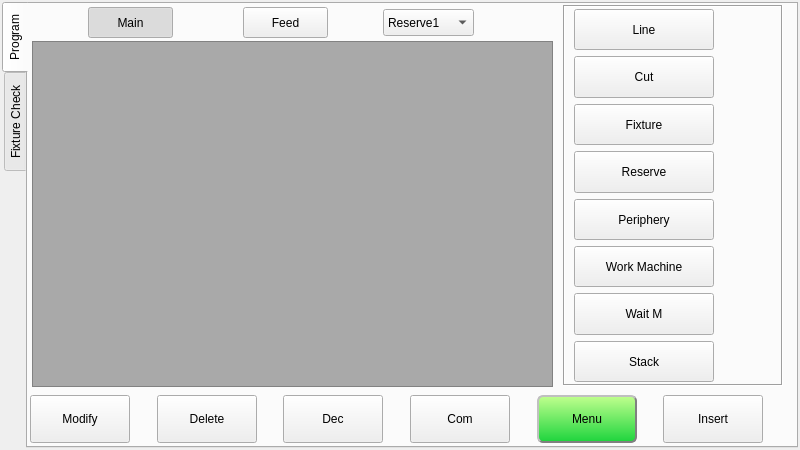
The window that hcinstruction/ichcinstructionpageframe_8.ui (GaussCheng/2-5AxisPunch) describes before a commit, drawn with Qt 5.
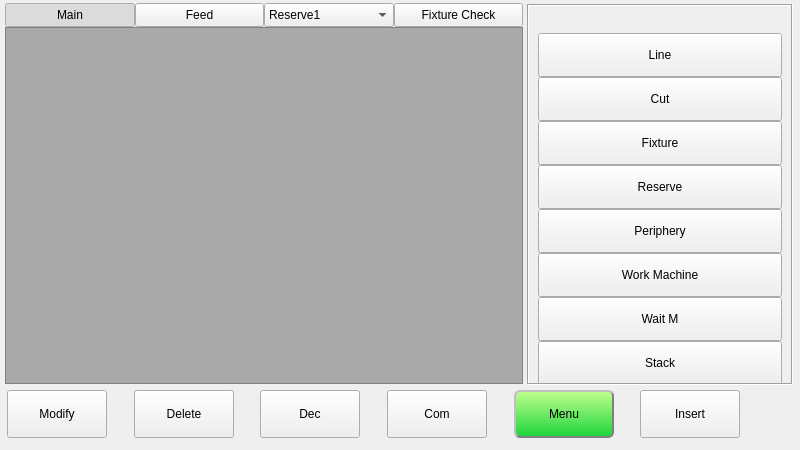
The same window after the commit. Icons and pictures are not drawn. Custom widgets are drawn as their Qt base class.

```diff
--- a/hcinstruction/ichcinstructionpageframe_8.ui
+++ b/hcinstruction/ichcinstructionpageframe_8.ui
@@ -27,30 +27,24 @@
   <property name="frameShadow">
    <enum>QFrame::Plain</enum>
   </property>
-  <widget class="QTabWidget" name="tabWidget">
+  <widget class="QStackedWidget" name="stackedWidget">
    <property name="geometry">
     <rect>
-     <x>2</x>
-     <y>2</y>
-     <width>796</width>
-     <height>446</height>
+     <x>5</x>
+     <y>3</y>
+     <width>790</width>
+     <height>451</height>
     </rect>
    </property>
-   <property name="tabPosition">
-    <enum>QTabWidget::West</enum>
-   </property>
    <property name="currentIndex">
     <number>0</number>
    </property>
-   <widget class="QWidget" name="tab_3">
-    <attribute name="title">
-     <string>Program</string>
-    </attribute>
+   <widget class="QWidget" name="stackedWidgetPage1">
     <widget class="QToolButton" name="insertToolButton">
      <property name="geometry">
       <rect>
        <x>635</x>
-       <y>391</y>
+       <y>387</y>
        <width>100</width>
        <height>48</height>
       </rect>
@@ -82,7 +76,7 @@
      <property name="geometry">
       <rect>
        <x>255</x>
-       <y>391</y>
+       <y>387</y>
        <width>100</width>
        <height>48</height>
       </rect>
@@ -117,7 +111,7 @@
      <property name="geometry">
       <rect>
        <x>382</x>
-       <y>391</y>
+       <y>387</y>
        <width>100</width>
        <height>48</height>
       </rect>
@@ -152,7 +146,7 @@
      <property name="geometry">
       <rect>
        <x>509</x>
-       <y>391</y>
+       <y>387</y>
        <width>100</width>
        <height>48</height>
       </rect>
@@ -185,7 +179,7 @@
      <property name="geometry">
       <rect>
        <x>2</x>
-       <y>391</y>
+       <y>387</y>
        <width>100</width>
        <height>48</height>
       </rect>
@@ -217,7 +211,7 @@
      <property name="geometry">
       <rect>
        <x>129</x>
-       <y>391</y>
+       <y>387</y>
        <width>100</width>
        <height>48</height>
       </rect>
@@ -248,30 +242,18 @@
     <widget class="QStackedWidget" name="settingStackedWidget">
      <property name="geometry">
       <rect>
-       <x>535</x>
+       <x>522</x>
        <y>1</y>
-       <width>220</width>
+       <width>266</width>
        <height>381</height>
       </rect>
      </property>
      <property name="sizePolicy">
-      <sizepolicy hsizetype="Fixed" vsizetype="Preferred">
+      <sizepolicy hsizetype="Preferred" vsizetype="Preferred">
        <horstretch>0</horstretch>
        <verstretch>0</verstretch>
       </sizepolicy>
      </property>
-     <property name="minimumSize">
-      <size>
-       <width>220</width>
-       <height>0</height>
-      </size>
-     </property>
-     <property name="maximumSize">
-      <size>
-       <width>220</width>
-       <height>16777215</height>
-      </size>
-     </property>
      <property name="frameShape">
       <enum>QFrame::Box</enum>
      </property>
@@ -283,12 +265,31 @@
      </property>
      <widget class="QWidget" name="actionSelectPage">
       <layout class="QVBoxLayout" name="verticalLayout_3">
+       <property name="spacing">
+        <number>4</number>
+       </property>
        <property name="topMargin">
         <number>2</number>
        </property>
        <property name="bottomMargin">
         <number>2</number>
        </property>
+       <item>
+        <spacer name="verticalSpacer">
+         <property name="orientation">
+          <enum>Qt::Vertical</enum>
+         </property>
+         <property name="sizeType">
+          <enum>QSizePolicy::Fixed</enum>
+         </property>
+         <property name="sizeHint" stdset="0">
+          <size>
+           <width>13</width>
+           <height>25</height>
+          </size>
+         </property>
+        </spacer>
+       </item>
        <item>
         <widget class="QToolButton" name="lineButton">
          <property name="sizePolicy">
@@ -299,14 +300,14 @@
          </property>
          <property name="minimumSize">
           <size>
-           <width>140</width>
-           <height>40</height>
+           <width>0</width>
+           <height>44</height>
           </size>
          </property>
          <property name="maximumSize">
           <size>
-           <width>140</width>
-           <height>48</height>
+           <width>16777215</width>
+           <height>44</height>
           </size>
          </property>
          <property name="text">
@@ -337,14 +338,14 @@
          </property>
          <property name="minimumSize">
           <size>
-           <width>140</width>
-           <height>40</height>
+           <width>0</width>
+           <height>44</height>
           </size>
          </property>
          <property name="maximumSize">
           <size>
-           <width>140</width>
-           <height>48</height>
+           <width>16777215</width>
+           <height>44</height>
           </size>
          </property>
          <property name="text">
@@ -375,14 +376,14 @@
          </property>
          <property name="minimumSize">
           <size>
-           <width>140</width>
-           <height>40</height>
+           <width>0</width>
+           <height>44</height>
           </size>
          </property>
          <property name="maximumSize">
           <size>
-           <width>140</width>
-           <height>48</height>
+           <width>16777215</width>
+           <height>44</height>
           </size>
          </property>
          <property name="text">
@@ -413,14 +414,14 @@
          </property>
          <property name="minimumSize">
           <size>
-           <width>140</width>
-           <height>40</height>
+           <width>0</width>
+           <height>44</height>
           </size>
          </property>
          <property name="maximumSize">
           <size>
-           <width>140</width>
-           <height>48</height>
+           <width>16777215</width>
+           <height>44</height>
           </size>
          </property>
          <property name="text">
@@ -451,14 +452,14 @@
          </property>
          <property name="minimumSize">
           <size>
-           <width>140</width>
-           <height>40</height>
+           <width>0</width>
+           <height>44</height>
           </size>
          </property>
          <property name="maximumSize">
           <size>
-           <width>140</width>
-           <height>48</height>
+           <width>16777215</width>
+           <height>44</height>
           </size>
          </property>
          <property name="text">
@@ -489,14 +490,14 @@
          </property>
          <property name="minimumSize">
           <size>
-           <width>140</width>
-           <height>40</height>
+           <width>0</width>
+           <height>44</height>
           </size>
          </property>
          <property name="maximumSize">
           <size>
-           <width>140</width>
-           <height>48</height>
+           <width>16777215</width>
+           <height>44</height>
           </size>
          </property>
          <property name="text">
@@ -527,14 +528,14 @@
          </property>
          <property name="minimumSize">
           <size>
-           <width>140</width>
-           <height>40</height>
+           <width>0</width>
+           <height>44</height>
           </size>
          </property>
          <property name="maximumSize">
           <size>
-           <width>140</width>
-           <height>48</height>
+           <width>16777215</width>
+           <height>44</height>
           </size>
          </property>
          <property name="text">
@@ -565,14 +566,14 @@
          </property>
          <property name="minimumSize">
           <size>
-           <width>140</width>
-           <height>40</height>
+           <width>0</width>
+           <height>44</height>
           </size>
          </property>
          <property name="maximumSize">
           <size>
-           <width>140</width>
-           <height>48</height>
+           <width>16777215</width>
+           <height>44</height>
           </size>
          </property>
          <property name="text">
@@ -596,15 +597,156 @@
       </layout>
      </widget>
     </widget>
+    <widget class="QWidget" name="widget" native="true">
+     <property name="geometry">
+      <rect>
+       <x>0</x>
+       <y>0</y>
+       <width>518</width>
+       <height>381</height>
+      </rect>
+     </property>
+     <layout class="QVBoxLayout" name="verticalLayout">
+      <property name="spacing">
+       <number>0</number>
+      </property>
+      <property name="leftMargin">
+       <number>0</number>
+      </property>
+      <property name="topMargin">
+       <number>0</number>
+      </property>
+      <property name="rightMargin">
+       <number>0</number>
+      </property>
+      <property name="bottomMargin">
+       <number>0</number>
+      </property>
+      <item>
+       <widget class="QWidget" name="widget" native="true">
+        <layout class="QHBoxLayout" name="horizontalLayout">
+         <property name="spacing">
+          <number>0</number>
+         </property>
+         <property name="leftMargin">
+          <number>0</number>
+         </property>
+         <property name="topMargin">
+          <number>0</number>
+         </property>
+         <property name="rightMargin">
+          <number>0</number>
+         </property>
+         <property name="bottomMargin">
+          <number>0</number>
+         </property>
+         <item>
+          <widget class="QPushButton" name="mainButton">
+           <property name="minimumSize">
+            <size>
+             <width>0</width>
+             <height>24</height>
+            </size>
+           </property>
+           <property name="text">
+            <string>Main</string>
+           </property>
+           <property name="checkable">
+            <bool>true</bool>
+           </property>
+           <property name="checked">
+            <bool>true</bool>
+           </property>
+           <attribute name="buttonGroup">
+            <string notr="true">buttonGroup</string>
+           </attribute>
+          </widget>
+         </item>
+         <item>
+          <widget class="QPushButton" name="feedButton">
+           <property name="minimumSize">
+            <size>
+             <width>0</width>
+             <height>24</height>
+            </size>
+           </property>
+           <property name="text">
+            <string>Feed</string>
+           </property>
+           <property name="checkable">
+            <bool>true</bool>
+           </property>
+           <property name="checked">
+            <bool>false</bool>
+           </property>
+           <attribute name="buttonGroup">
+            <string notr="true">buttonGroup</string>
+           </attribute>
+          </widget>
+         </item>
+         <item>
+          <widget class="ICComboBox" name="reserveBox">
+           <property name="minimumSize">
+            <size>
+             <width>0</width>
+             <height>24</height>
+            </size>
+           </property>
+           <item>
+            <property name="text">
+             <string>Reserve1</string>
+            </property>
+           </item>
+           <item>
+            <property name="text">
+             <string>Reserve2</string>
+            </property>
+           </item>
+           <item>
+            <property name="text">
+             <string>Reserve3</string>
+            </property>
+           </item>
+           <item>
+            <property name="text">
+             <string>Reserve4</string>
+            </property>
+           </item>
+           <item>
+            <property name="text">
+             <string>Reserve5</string>
+            </property>
+           </item>
+           <item>
+            <property name="text">
+             <string>Reserve6</string>
+            </property>
+           </item>
+           <item>
+            <property name="text">
+             <string>Reserve7</string>
+            </property>
+           </item>
+          </widget>
+         </item>
+         <item>
+          <widget class="QPushButton" name="fixtureCheckBtn">
+           <property name="minimumSize">
+            <size>
+             <width>0</width>
+             <height>24</height>
+            </size>
+           </property>
+           <property name="text">
+            <string>Fixture Check</string>
+           </property>
+          </widget>
+         </item>
+        </layout>
+       </widget>
+      </item>
+      <item>
     <widget class="QListWidget" name="moldContentListWidget">
-     <property name="geometry">
-      <rect>
-       <x>4</x>
-       <y>37</y>
-       <width>521</width>
-       <height>346</height>
-      </rect>
-     </property>
      <property name="styleSheet">
       <string notr="true">QListView{
 background-color: darkgray;
@@ -638,141 +780,45 @@
       <bool>false</bool>
      </property>
     </widget>
-    <widget class="QPushButton" name="feedButton">
-     <property name="geometry">
-      <rect>
-       <x>215</x>
-       <y>3</y>
-       <width>85</width>
-       <height>31</height>
-      </rect>
-     </property>
-     <property name="minimumSize">
-      <size>
-       <width>0</width>
-       <height>24</height>
-      </size>
-     </property>
-     <property name="maximumSize">
-      <size>
-       <width>90</width>
-       <height>16777215</height>
-      </size>
-     </property>
-     <property name="text">
-      <string>Feed</string>
-     </property>
-     <property name="checkable">
-      <bool>true</bool>
-     </property>
-     <attribute name="buttonGroup">
-      <string notr="true">buttonGroup</string>
-     </attribute>
+      </item>
+     </layout>
     </widget>
-    <widget class="QPushButton" name="mainButton">
-     <property name="geometry">
-      <rect>
-       <x>60</x>
-       <y>3</y>
-       <width>85</width>
-       <height>31</height>
-      </rect>
-     </property>
-     <property name="minimumSize">
-      <size>
-       <width>0</width>
-       <height>24</height>
-      </size>
-     </property>
-     <property name="maximumSize">
-      <size>
-       <width>90</width>
-       <height>16777215</height>
-      </size>
-     </property>
-     <property name="text">
-      <string>Main</string>
-     </property>
-     <property name="checkable">
-      <bool>true</bool>
-     </property>
-     <property name="checked">
-      <bool>true</bool>
-     </property>
-     <attribute name="buttonGroup">
-      <string notr="true">buttonGroup</string>
-     </attribute>
-    </widget>
-    <widget class="ICComboBox" name="reserveBox">
+   </widget>
+   <widget class="QWidget" name="stackedWidgetPage2">
+    <widget class="QTabWidget" name="tabWidget_2">
      <property name="geometry">
       <rect>
-       <x>355</x>
-       <y>5</y>
-       <width>91</width>
-       <height>27</height>
+       <x>9</x>
+       <y>8</y>
+       <width>771</width>
+       <height>421</height>
       </rect>
      </property>
-     <item>
-      <property name="text">
-       <string>Reserve1</string>
-      </property>
-     </item>
-     <item>
-      <property name="text">
-       <string>Reserve2</string>
-      </property>
-     </item>
-     <item>
-      <property name="text">
-       <string>Reserve3</string>
-      </property>
-     </item>
-     <item>
-      <property name="text">
-       <string>Reserve4</string>
-      </property>
-     </item>
-     <item>
-      <property name="text">
-       <string>Reserve5</string>
-      </property>
-     </item>
-     <item>
-      <property name="text">
-       <string>Reserve6</string>
-      </property>
-     </item>
-     <item>
-      <property name="text">
-       <string>Reserve7</string>
-      </property>
-     </item>
-    </widget>
-   </widget>
-   <widget class="QWidget" name="fixtureCheck">
     <property name="styleSheet">
-     <string notr="true">QCheckBox{
-	spacing: 8px;
+      <string notr="true">::indicator {
      width: 32px;
      height: 32px;
-}
-QCheckBox::indicator:checked
+ }
+
+::indicator:unchecked 
 {
- image: url(:/resource/check_checked.png);
-}
-QCheckBox::indicator:unchecked
+     image: url(:/resource/check_unchecked.png);
+ }
+::indicator:checked 
 {
- image: url(:/resource/check_unchecked.png);
+     image: url(:/resource/check_checked.png);
+ }
+
+::indicator:checked:disabled
+{
+ image: url(:/resource/check_checked_disable.png);
 }
 
-</string>
-    </property>
-    <attribute name="title">
-     <string>Fixture Check</string>
-    </attribute>
-    <layout class="QGridLayout" name="gridLayout">
-     <item row="0" column="0">
-      <widget class="QTabWidget" name="tabWidget_2">
+::indicator:unchecked:disabled
+{
+ image: url(:/resource/check_unchecked_disable.png);
+}</string>
+     </property>
        <property name="currentIndex">
         <number>0</number>
        </property>
@@ -1239,8 +1285,25 @@
         </layout>
        </widget>
       </widget>
-     </item>
-    </layout>
+    <widget class="QPushButton" name="returnButton">
+     <property name="geometry">
+      <rect>
+       <x>679</x>
+       <y>4</y>
+       <width>101</width>
+       <height>31</height>
+      </rect>
+     </property>
+     <property name="sizePolicy">
+      <sizepolicy hsizetype="Fixed" vsizetype="Fixed">
+       <horstretch>0</horstretch>
+       <verstretch>0</verstretch>
+      </sizepolicy>
+     </property>
+     <property name="text">
+      <string>Return</string>
+     </property>
+    </widget>
    </widget>
   </widget>
  </widget>
```
Lines whose indentation alone changed are shown as unchanged.
